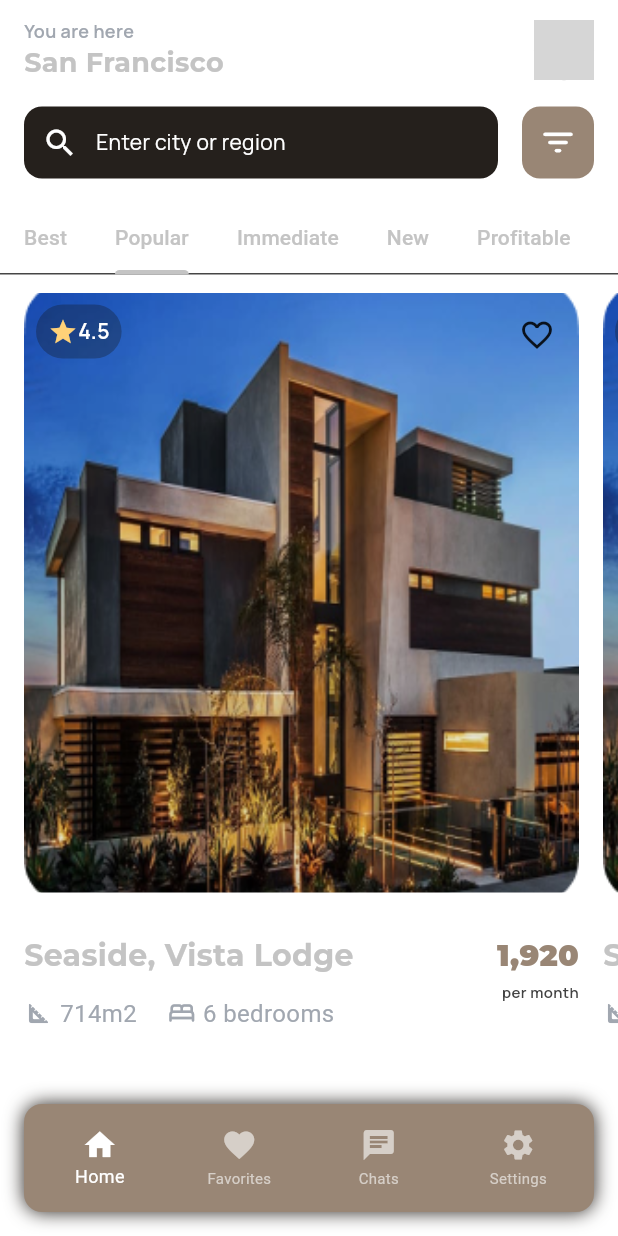
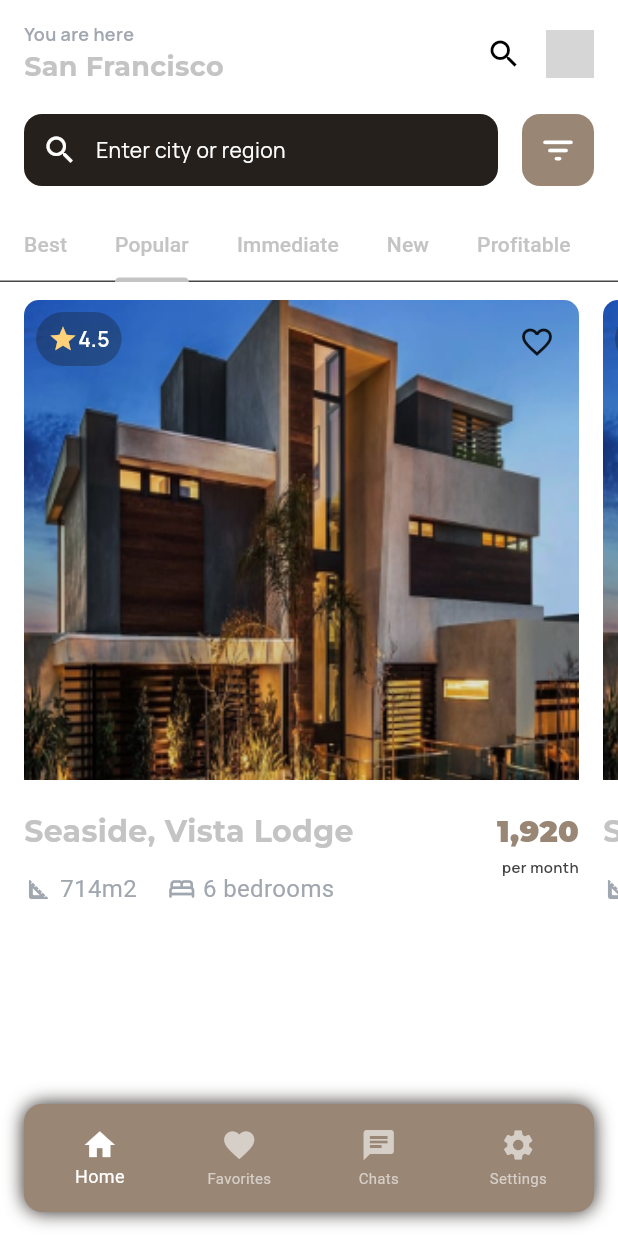
Before and after one commit to OgTEK/Arockt, a Flutter app: the screen it shows after launch, tab 2 chosen, on a phone screen of 412 x 824 dp. Run offline on Flutter 3.47's test engine with Material 3 defaults, Android fonts, the phone set to English and light mode, and no system bars; our stand-ins replace carousel_slider, gap, google_fonts; network calls fail; Roboto replaces fonts that are missing (Sen); grey boxes are pictures that could not be loaded.

Commit message:
First upload from mac

```diff
--- a/lib/components/loc_profile.dart
+++ b/lib/components/loc_profile.dart
@@ -43,7 +43,7 @@ class LocProfile extends StatelessWidget {
                   transitionsBuilder: (context, animation, secondaryAnimation, child) {
                     const begin = Offset(1, -0.0);
                     const end = Offset.zero;
-                    const curve = Curves.ease;
+                    const curve = Curves.fastOutSlowIn;
 
                     final tween = Tween(begin: begin, end: end);
                     final curvedAnimation = CurvedAnimation(
@@ -58,9 +58,23 @@ class LocProfile extends StatelessWidget {
                   },),
               );
             },
-            child: const CircleAvatar(
-              backgroundColor: Color(0XFFC4C4C4),
-              backgroundImage: NetworkImage('https://fiverr-res.cloudinary.com/t_profile_thumb,q_auto,f_auto/attachments/profile/photo/6ad5332ac3cc3ab5a42d1693e6b96f11-813814511665335799449/JPEG_20221009_181623_87510738303705397.jpg'),
+            child: Row(
+              children: [
+                IconButton(
+                  iconSize: 24,
+                  icon: const Icon(Icons.search),
+                  onPressed: () {
+                    // ...
+                  },
+
+                ),
+                Gap(4),
+                const CircleAvatar(
+                  radius: 16,
+                  backgroundColor: Color(0XFFC4C4C4),
+                  backgroundImage: NetworkImage('https://fiverr-res.cloudinary.com/t_profile_thumb,q_auto,f_auto/attachments/profile/photo/6ad5332ac3cc3ab5a42d1693e6b96f11-813814511665335799449/JPEG_20221009_181623_87510738303705397.jpg'),
+                )
+              ],
             ),
           ),
         ],
--- a/lib/components/propertycard.dart
+++ b/lib/components/propertycard.dart
@@ -28,7 +28,7 @@ class PropertyCardLarge extends StatelessWidget {
   Widget build(BuildContext context) {
     return Container(
       width: 370,
-      height: 600,
+      height: 580,
       decoration: BoxDecoration(
         borderRadius: BorderRadius.circular(24),
       ),
@@ -37,7 +37,7 @@ class PropertyCardLarge extends StatelessWidget {
         children: [
           // Property Image Container
           Container(
-            height: 400,
+            height: 320,
             decoration: const BoxDecoration(
               image: DecorationImage(
                 image: AssetImage(
@@ -106,7 +106,7 @@ class PropertyCardLarge extends StatelessWidget {
           ),
           //SizedBox(height: 12),
           // Property Details and Price Container
-          const Gap(16),
+          const Gap(8),
           Container(
             padding: const EdgeInsets.symmetric(horizontal: 0, vertical: 12),
             child: Row(
--- a/lib/pages/chat.dart
+++ b/lib/pages/chat.dart
@@ -1,7 +1,4 @@
-import 'package:arockt/pages/profile.dart';
 import 'package:flutter/material.dart';
-import 'package:gap/gap.dart';
-import 'package:google_fonts/google_fonts.dart';
 
 import '../components/chatitem.dart';
 import '../components/loc_profile.dart';
```
Also changed, not shown: lib/components/chatitem.dart (+12 -8 lines), lib/pages/home.dart (+10 -3 lines), lib/pages/profile.dart (+10 -6 lines).
